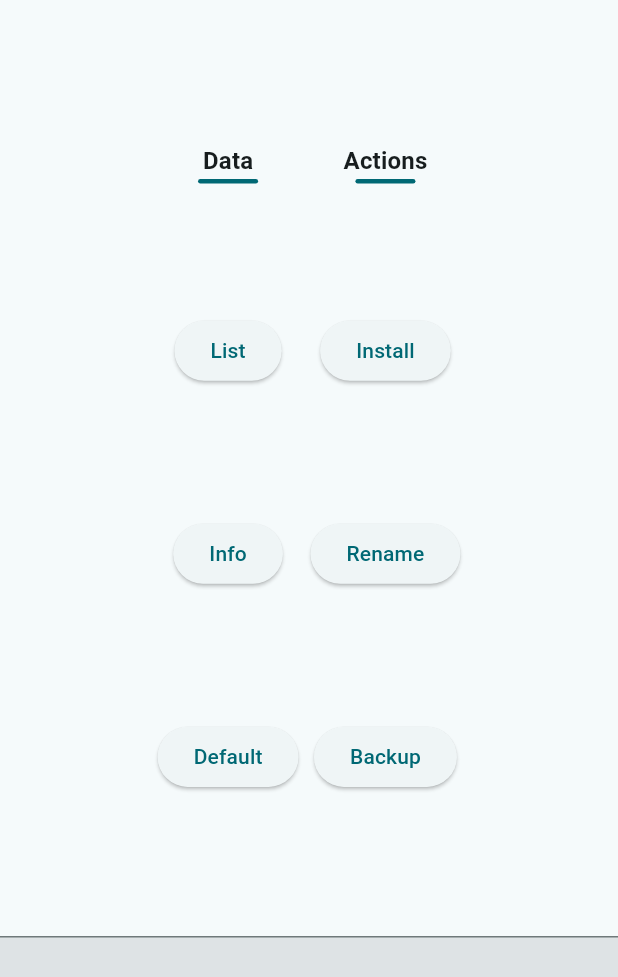
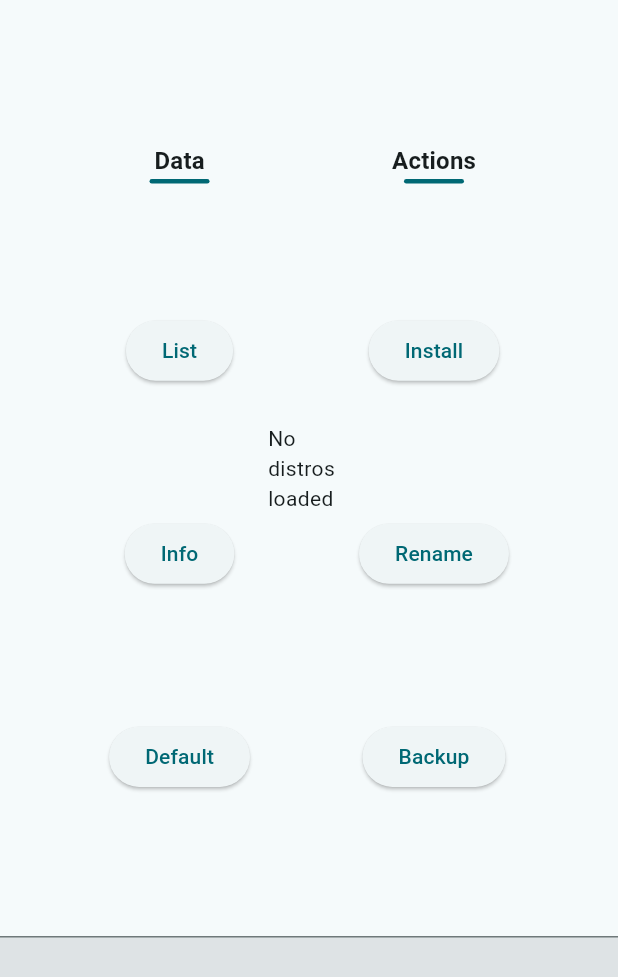
Before and after one commit to edibotopic/wslp, a Flutter app: the screen it shows after launch, on a phone screen of 412 x 824 dp. Shown: the top 977 px of the screen. Run offline on Flutter 3.47's test engine with Material 3 defaults, Android fonts, the light colour scheme and no system bars.

Commit message:
implement list in GUI through api

```diff
--- a/gui/lib/main.dart
+++ b/gui/lib/main.dart
@@ -1,4 +1,5 @@
 import 'package:flutter/material.dart';
+import 'services/api_service.dart';
 
 void main() {
   runApp(const MainApp());
@@ -29,11 +30,26 @@ class MainScreen extends StatefulWidget {
 
 class _MainScreenState extends State<MainScreen> {
   final List<String> _logs = [];
+  final List<String> _distros = [];
 
   void _addLog(String message) {
     setState(() {
       _logs.add(message);
     });
+  }
+
+  Future<void> _loadDistros() async {
+    _addLog('Loading distros...');
+    try {
+      final distros = await ApiService.getDistros();
+      setState(() {
+        _distros.clear();
+        _distros.addAll(distros);
+      });
+      _addLog('Loaded ${distros.length} distro(s)');
+    } catch (e) {
+      _addLog('Error: $e');
+    }
   }
 
   @override
@@ -46,7 +62,25 @@ class _MainScreenState extends State<MainScreen> {
             child: Row(
               children: <Widget>[
                 const Spacer(),
-                ButtonGroupLeft(enabled: true, onLog: _addLog),
+                ButtonGroupLeft(enabled: true, onLog: _addLog, onListPressed: _loadDistros),
+                Expanded(
+                  child: Padding(
+                    padding: const EdgeInsets.all(8.0),
+                    child: _distros.isEmpty
+                        ? const Center(child: Text('No distros loaded'))
+                        : ListView.builder(
+                            itemCount: _distros.length,
+                            itemBuilder: (context, index) {
+                              return Card(
+                                margin: const EdgeInsets.symmetric(vertical: 4.0),
+                                child: ListTile(
+                                  title: Text(_distros[index]),
+                                ),
+                              );
+                            },
+                          ),
+                  ),
+                ),
                 ButtonGroupRight(enabled: true, onLog: _addLog),
                 const Spacer(),
               ],
@@ -96,10 +130,12 @@ class ButtonGroupLeft extends StatelessWidget {
     super.key,
     required this.enabled,
     required this.onLog,
+    required this.onListPressed,
   });
 
   final bool enabled;
   final Function(String) onLog;
+  final VoidCallback onListPressed;
 
   @override
   Widget build(BuildContext context) {
@@ -128,7 +164,7 @@ class ButtonGroupLeft extends StatelessWidget {
             ],
           ),
           ElevatedButton(
-            onPressed: enabled ? () => onLog('listed WSL instances') : null,
+            onPressed: enabled ? onListPressed : null,
             child: const Text('List'),
           ),
           ElevatedButton(
```
